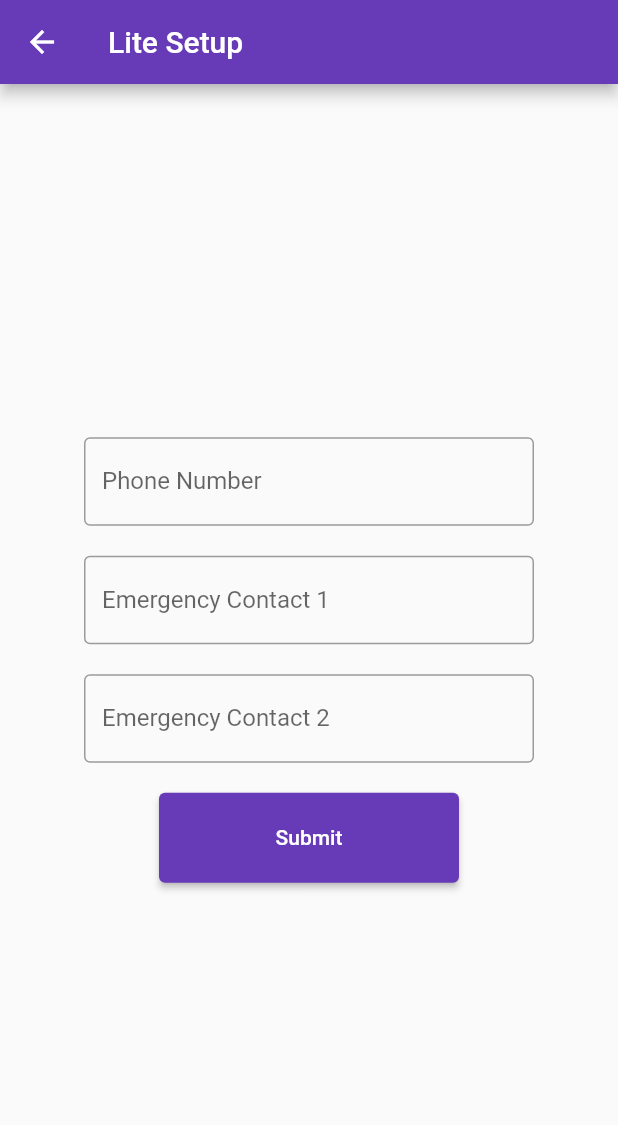
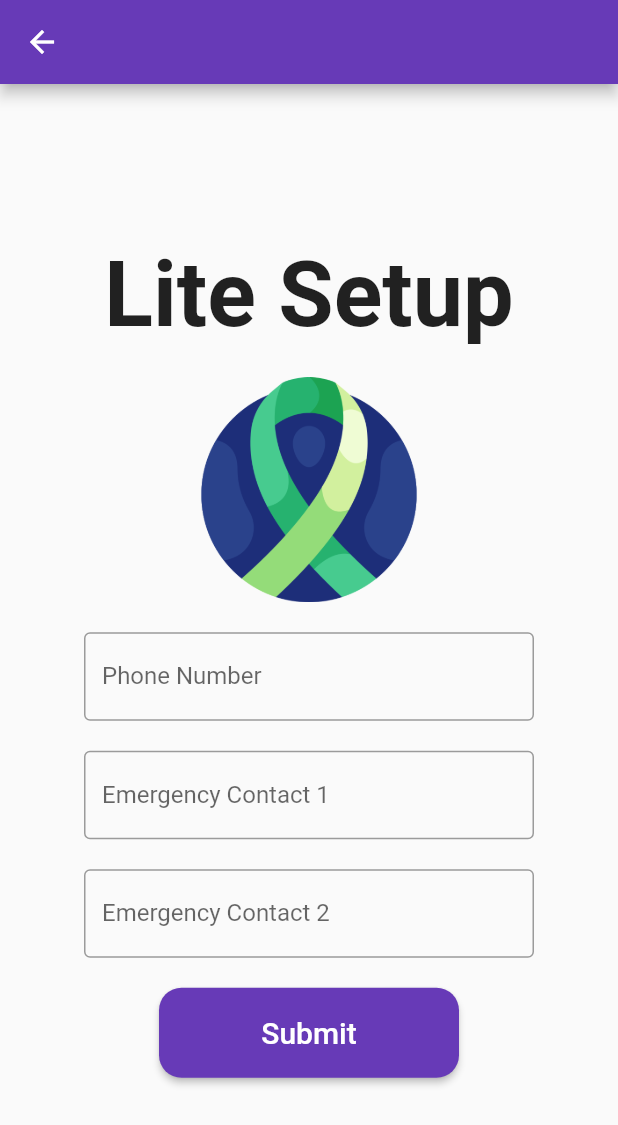
Before and after one commit to Shiro-Koi/HopeLine, a Flutter app: the LiteSetup screen opened directly, on a phone screen of 412 x 824 dp. Shown: the top 1125 px of the screen. Run offline on Flutter 3.47's test engine with Material 2 defaults, Android fonts, the phone set to English and light mode, and no system bars.

Commit message:
fixing the full and lite setup screen layouts

```diff
--- a/lib/lite_setup.dart
+++ b/lib/lite_setup.dart
@@ -49,17 +49,37 @@ class _LiteSetupState extends State<LiteSetup> {
     );
   }
 
+  // make the full setup screen widget using the variables and functions above
+  // this is the widget that will be displayed on the screen
+  // it is a column with five text fields and a button
+  // the text fields are for the phone number and two emergency contacts
+  // the button is to navigate to the initial screen
+  // the text fields are stateful widgets so that we can store the values
+  // the button is a stateless widget because it does not need to store any values
   @override
   Widget build(BuildContext context) {
     return Scaffold(
-      appBar: AppBar(title: const Text('Lite Setup')),
+      appBar: AppBar(),
       body: Container(
         alignment: Alignment.center,
         child: Center(
           child: Column(
             mainAxisAlignment: MainAxisAlignment.center,
             children: <Widget>[
-              // text field to enter the phone number
+              Text(
+                'Lite Setup',
+                style: TextStyle(
+                  fontSize: 60,
+                  fontWeight: FontWeight.bold,
+                ),
+              ),
+              SizedBox(height: 20),
+              Image.asset(
+                'images/lite_setup_icon.png',
+                height: 150,
+                width: 150,
+              ),
+              SizedBox(height: 20),
               SizedBox(
                 width: 300,
                 child: TextField(
@@ -101,13 +121,20 @@ class _LiteSetupState extends State<LiteSetup> {
                 ),
               ),
               SizedBox(height: 20),
-              // button to navigate to the initial screen
-              SizedBox(
+              Container(
+                width: 200,
                 height: 60,
-                width: 200,
                 child: ElevatedButton(
                   onPressed: navigateToInitialScreen,
-                  child: const Text('Submit'),
+                  style: ElevatedButton.styleFrom(
+                    shape: RoundedRectangleBorder(
+                      borderRadius: BorderRadius.circular(15),
+                    ),
+                  ),
+                  child: Text(
+                    'Submit',
+                    style: TextStyle(fontSize: 20),
+                  ),
                 ),
               ),
             ],
```
Also changed, not shown: lib/full_setup.dart (+28 -7 lines), lib/shortcut.dart (deleted).
